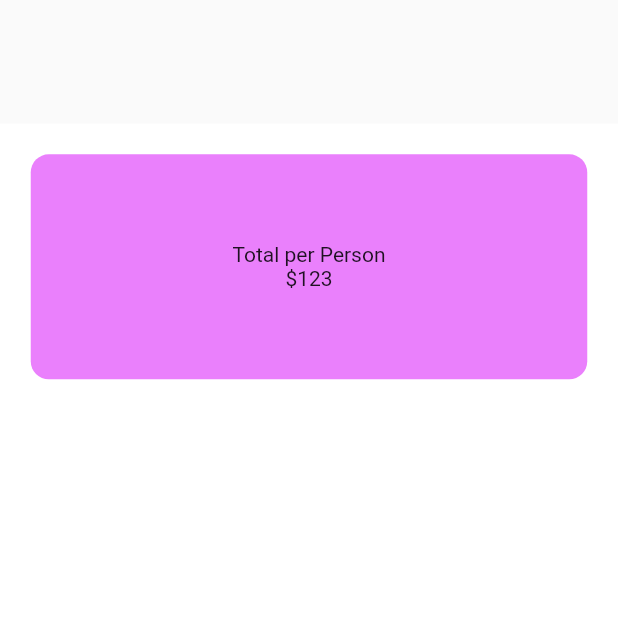
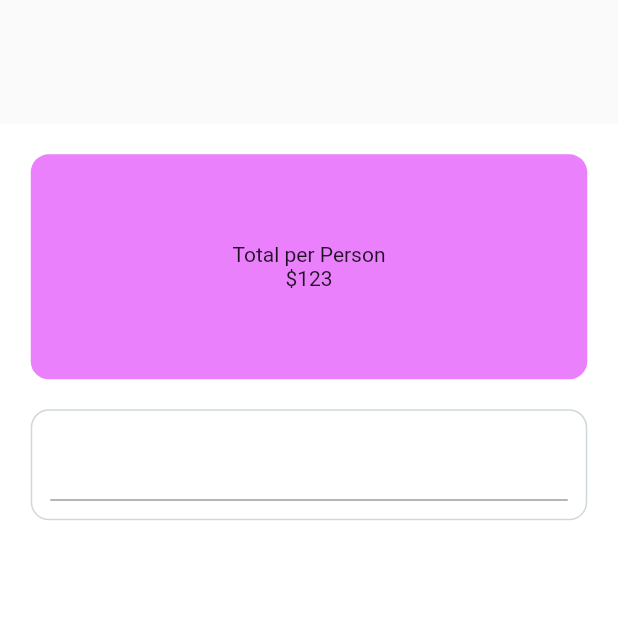
Before and after one commit to ashiquemhd63/Tip-calculator, a Flutter app: the screen it shows after launch, on a phone screen of 412 x 824 dp, the top half of it. Run offline on Flutter 3.47's test engine with Material 2 defaults, Android fonts, the phone set to English and light mode, and no system bars; missing offline and left inert: dart:html.

```diff
--- a/lib/home.dart
+++ b/lib/home.dart
@@ -1,4 +1,7 @@
+import 'dart:html';
+
 import 'package:flutter/material.dart';
+import 'package:flutter/rendering.dart';
 class BillSplitter extends StatefulWidget {
   @override
   _BillSplitterState createState() => _BillSplitterState();
@@ -23,6 +26,7 @@ class _BillSplitterState extends State<BillSplitter> {
           padding: EdgeInsets.all(20.5),
           children: [
             Container(
+              child: Center(
                 child: Column(
                   mainAxisAlignment: MainAxisAlignment.center,
                   children: [
@@ -30,6 +34,7 @@ class _BillSplitterState extends State<BillSplitter> {
 
                     Text("\$123")
                   ],
+                ),
               ),
               width: 150,
               height: 150,
@@ -39,6 +44,31 @@ class _BillSplitterState extends State<BillSplitter> {
 
               ),
             ),
+            Container(
+              margin: EdgeInsets.only(top: 20.0),
+              padding: EdgeInsets.all(12.0),
+              decoration: BoxDecoration(
+                color: Colors.transparent,
+                border: Border.all(//Setting Border style
+                  color: Colors.blueGrey.shade100,
+                  style: BorderStyle.solid,
+
+                ),
+                borderRadius: BorderRadius.circular(12.0),
+              ),
+              child: Column(
+                children: [
+                  TextField(
+                    keyboardType: TextInputType.numberWithOptions(decimal: true),
+                    style: TextStyle(color: Colors.green),
+                    decoration: InputDecoration(//Decoration inside TextField
+                      prefixText: "Bill Amount",
+                    ),
+                  ),
+
+                ],
+              ),
+            ),
 
           ],
         ),
--- a/lib/main.dart
+++ b/lib/main.dart
@@ -1,6 +1,5 @@
 import 'package:flutter/material.dart';
 import 'package:tip_calculator/home.dart';
-
 void main() {
   runApp(new MaterialApp(
     home: BillSplitter(),
```
Lines whose indentation alone changed are shown as unchanged.
